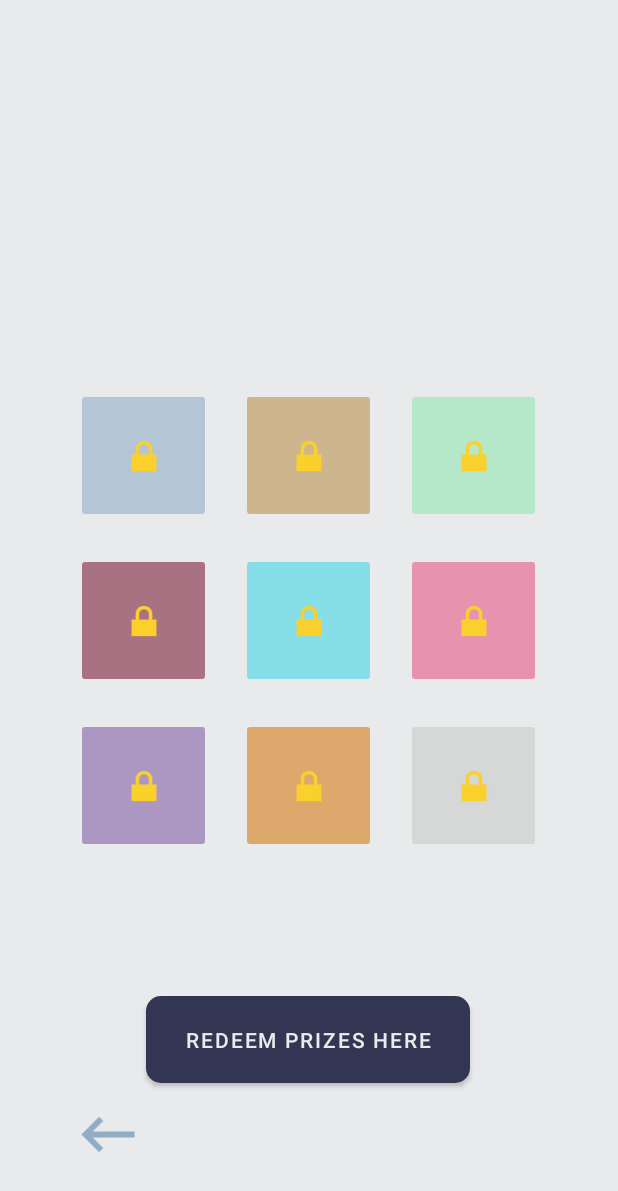
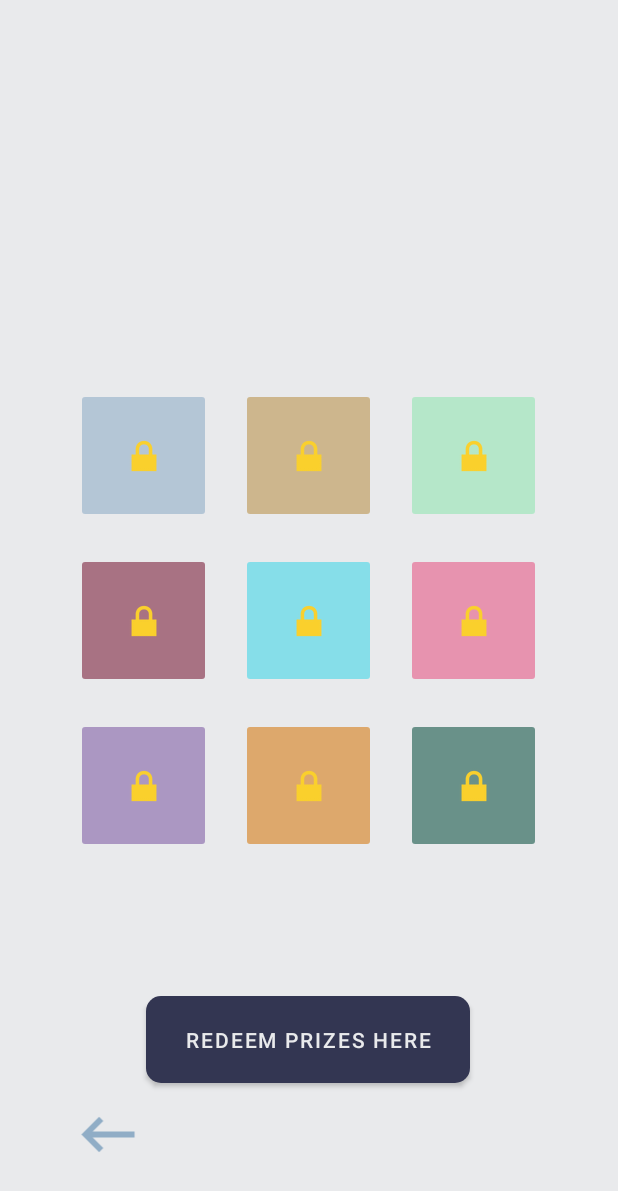
Before and after one commit to Dessie0/TriviaChance, an Android app: the InventoryActivity screen opened directly, with no data from a screen before it, on a phone screen of 412 x 824 dp. Shown: the top 1191 px of the screen. Run offline under Robolectric (Android 15) with nearby library versions, the phone set to English and light mode, and no system bars; 3 statements that could not run were skipped.

Commit message:
Implemented final 2 themes / updated theme buttons

```diff
--- a/app/src/main/AndroidManifest.xml
+++ b/app/src/main/AndroidManifest.xml
@@ -20,7 +20,8 @@
         tools:targetApi="31">
         <activity
             android:name=".HostActivity"
-            android:exported="false" />
+            android:exported="false"
+            android:screenOrientation="portrait"/>
         <activity
             android:name=".ResultsActivity"
             android:exported="false"
--- a/app/src/main/java/edu/floridapoly/mobiledeviceapplications/fall22/triviachance/InventoryActivity.java
+++ b/app/src/main/java/edu/floridapoly/mobiledeviceapplications/fall22/triviachance/InventoryActivity.java
@@ -31,6 +31,7 @@ public class InventoryActivity extends AppCompatActivity {
     ImageButton sugarThemeButton;
     ImageButton purpleThemeButton;
     ImageButton orangeThemeButton;
+    ImageButton forestThemeButton;
     ImageButton homeButton;
     Button redeemPrizesButton;
     Profile profile = MainMenu.getInstancePackager().getLocalProfile();
@@ -103,6 +104,10 @@ public class InventoryActivity extends AppCompatActivity {
         orangeThemeButton.setEnabled(false);
         imageButtonArrayList.add(orangeThemeButton);
 
+        forestThemeButton = findViewById(R.id.forestThemeButton);
+        forestThemeButton.setEnabled(false);
+        imageButtonArrayList.add(forestThemeButton);
+
 
         //Sorts the inventory by itemId
         profile.getInventory().sort((i1, i2) -> i1.getItemID().compareTo(i2.getItemID()));
@@ -164,6 +169,14 @@ public class InventoryActivity extends AppCompatActivity {
                 ThemeUtil.changeToTheme(InventoryActivity.this, R.style.Theme_TriviaChance_Purple);
                 Toast.makeText(this,"Swapping to Purple Theme", LENGTH_SHORT).show();
                 break;
+            case  R.id.orangeThemeButton:
+                ThemeUtil.changeToTheme(InventoryActivity.this, R.style.Theme_TriviaChance_Orange);
+                Toast.makeText(this,"Swapping to Orange Theme", LENGTH_SHORT).show();
+                break;
+            case R.id.forestThemeButton:
+                ThemeUtil.changeToTheme(InventoryActivity.this, R.style.Theme_TriviaChance_Forest);
+                Toast.makeText(this,"Swapping to Forest Theme", LENGTH_SHORT).show();
+                break;
         }
     }
 
--- a/app/src/main/java/edu/floridapoly/mobiledeviceapplications/fall22/triviachance/ThemeUtil.java
+++ b/app/src/main/java/edu/floridapoly/mobiledeviceapplications/fall22/triviachance/ThemeUtil.java
@@ -36,6 +36,9 @@ public class ThemeUtil {
             case R.style.Theme_TriviaChance_Orange:
                 activity.setTheme(R.style.Theme_TriviaChance_Orange);
                 break;
+            case R.style.Theme_TriviaChance_Forest:
+                activity.setTheme(R.style.Theme_TriviaChance_Forest);
+                break;
             default:
                 activity.setTheme(R.style.Theme_TriviaChance);
                 break;
--- a/app/src/main/res/layout/activity_inventory.xml
+++ b/app/src/main/res/layout/activity_inventory.xml
@@ -129,14 +129,17 @@
                 android:layout_marginHorizontal="10dp"
                 android:backgroundTint="#8DD37506"
                 android:contentDescription="@string/locked_item"
+                android:onClick="changeTheme"
                 app:srcCompat="@android:drawable/ic_lock_lock" />
 
             <ImageButton
-                android:id="@+id/imageButton11"
+                android:id="@+id/forestThemeButton"
                 android:layout_width="90dp"
                 android:layout_height="90dp"
                 android:layout_marginHorizontal="10dp"
+                android:backgroundTint="#8C00493A"
                 android:contentDescription="@string/locked_item"
+                android:onClick="changeTheme"
                 app:srcCompat="@android:drawable/ic_lock_lock" />
 
         </TableRow>
--- a/app/src/main/res/values/themes.xml
+++ b/app/src/main/res/values/themes.xml
@@ -121,17 +121,34 @@
     <style name="Theme.TriviaChance.Orange">
         <!-- Primary brand color. -->
         <item name="colorPrimary">@color/orange</item>
-        <item name="colorPrimaryVariant">@color/orange</item>
-        <item name="colorOnPrimary">@color/orange_pewter</item>
+        <item name="colorPrimaryVariant">@color/red_orange</item>
+        <item name="colorOnPrimary">@color/pewter</item>
         <!-- Secondary brand color. -->
-        <item name="colorSecondary">@color/red_orange</item>
-        <item name="colorSecondaryVariant">@color/red_orange</item>
-        <item name="colorOnSecondary">@color/orange_pewter</item>
+        <item name="colorSecondary">@color/taupe</item>
+        <item name="colorSecondaryVariant">@color/taupe</item>
+        <item name="colorOnSecondary">@color/red_orange</item>
         <!-- Status bar color. -->
         <item name="android:statusBarColor" tools:targetApi="l">?attr/colorPrimary</item>
         <!-- Customize your theme here. -->
-        <item name="android:windowBackground">@color/orange_pewter</item>
-        <item name="android:textColor">@color/taupe</item>
+        <item name="android:windowBackground">@color/pewter</item>
+        <item name="android:textColor">@color/red_orange</item>
+
+    </style>
+
+    <style name="Theme.TriviaChance.Forest">
+        <!-- Primary brand color. -->
+        <item name="colorPrimary">@color/forest_green</item>
+        <item name="colorPrimaryVariant">@color/forest_green</item>
+        <item name="colorOnPrimary">@color/green_cream</item>
+        <!-- Secondary brand color. -->
+        <item name="colorSecondary">@color/light_forest_green</item>
+        <item name="colorSecondaryVariant">@color/light_forest_green</item>
+        <item name="colorOnSecondary">@color/green_cream</item>
+        <!-- Status bar color. -->
+        <item name="android:statusBarColor" tools:targetApi="l">?attr/colorPrimary</item>
+        <!-- Customize your theme here. -->
+        <item name="android:windowBackground">@color/green_cream</item>
+        <item name="android:textColor">@color/olive_green</item>
 
     </style>
 </resources>
```
